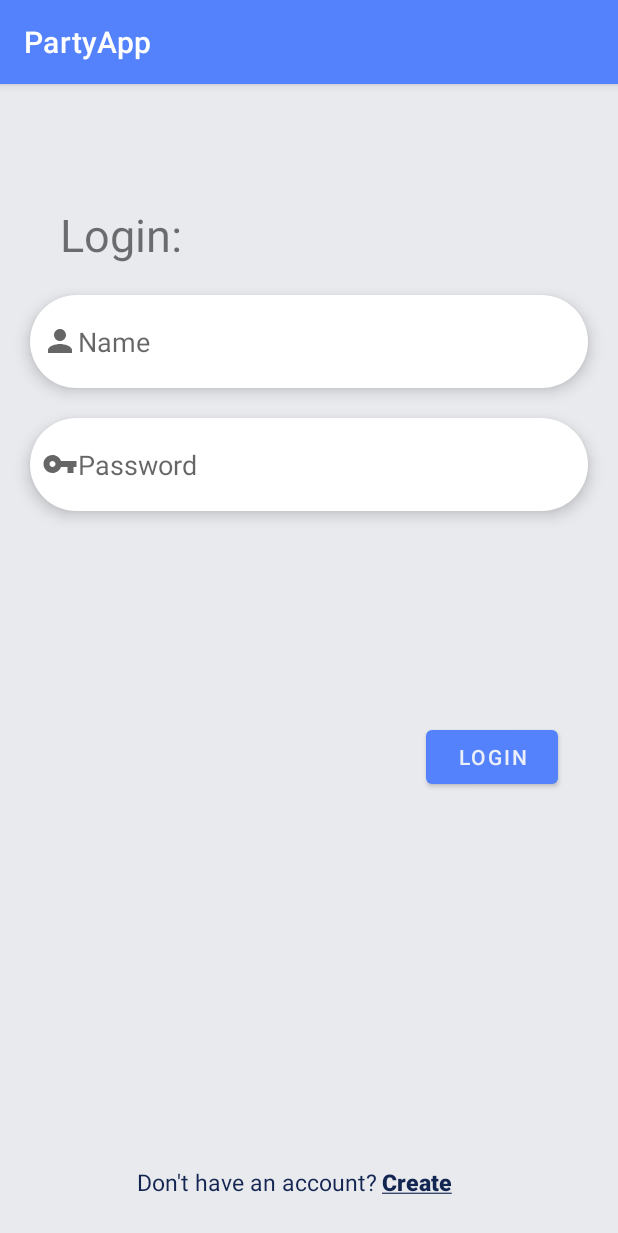
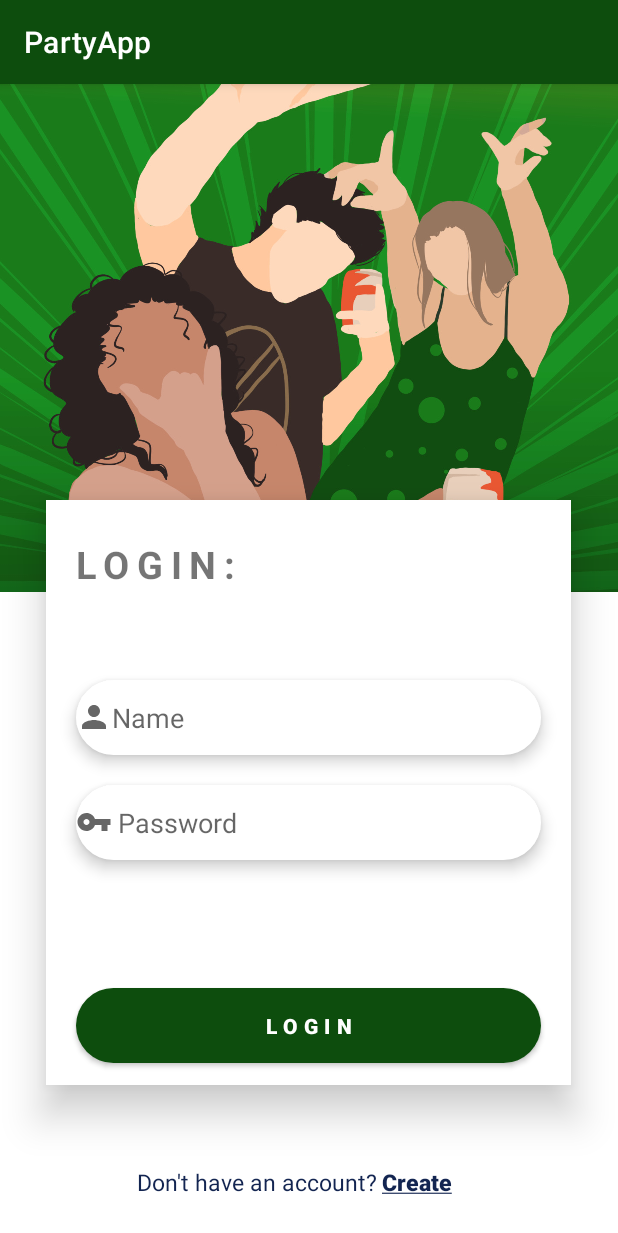
Before and after one commit to rexode/PartyApp, an Android app: the screen it shows after launch (MainActivity), on a phone screen of 412 x 824 dp. Shown: the top 1233 px of the screen. Run offline under Robolectric (Android 15) with nearby library versions, the phone set to English and light mode, and no system bars.

Commit message:
login screen

```diff
--- a/app/src/main/res/drawable/edittext_background.xml
+++ b/app/src/main/res/drawable/edittext_background.xml
@@ -1,9 +1,11 @@
 <?xml version="1.0" encoding="utf-8"?>
 
 <shape android:shape="rectangle" xmlns:android="http://schemas.android.com/apk/res/android">
+
 
     <corners android:radius="60dp"/>
     <solid android:color="@color/white"/>
     <size android:height="50dp"/>
 
+
 </shape>
--- a/app/src/main/res/layout/login_layout.xml
+++ b/app/src/main/res/layout/login_layout.xml
@@ -13,71 +13,97 @@ if no account -> click on signup
     xmlns:tools="http://schemas.android.com/tools"
     android:layout_width="match_parent"
     android:layout_height="match_parent"
-    android:background="@color/m_light_grey">
+    >
 
 
+    <ImageView
+        android:id="@+id/imageView"
+        android:layout_marginTop="-270dp"
+        android:layout_width="wrap_content"
+        android:layout_height="wrap_content"
+        app:layout_constraintEnd_toEndOf="parent"
+        app:layout_constraintStart_toStartOf="parent"
+        app:layout_constraintTop_toTopOf="parent"
+        app:srcCompat="@drawable/party" />
+
+
+    <LinearLayout
+        android:background="@color/white"
+        android:elevation="16dp"
+        android:layout_width="350dp"
+        android:layout_height="390dp"
+        android:orientation="vertical"
+        app:layout_constraintBottom_toBottomOf="parent"
+        app:layout_constraintEnd_toEndOf="parent"
+        app:layout_constraintHorizontal_bias="0.491"
+        app:layout_constraintStart_toStartOf="parent"
+        app:layout_constraintTop_toTopOf="parent"
+        app:layout_constraintVertical_bias="0.733">
+
         <TextView
+            android:letterSpacing="0.2"
+            android:textStyle="bold"
             android:id="@+id/textView_login"
             android:layout_width="wrap_content"
             android:layout_height="wrap_content"
-        android:layout_marginStart="40dp"
-        android:layout_marginTop="80dp"
-        android:text="Login:"
-        android:textSize="30dp"
+            android:layout_marginStart="20dp"
+            android:layout_marginTop="25dp"
+            android:text="LOGIN:"
+            android:textSize="25dp"
             app:layout_constraintStart_toStartOf="parent"
-        app:layout_constraintTop_toTopOf="parent"/>
+            app:layout_constraintTop_toTopOf="parent" />
+
 
         <EditText
             android:id="@+id/textview_name"
             android:layout_width="match_parent"
-        android:layout_height="62dp"
-        android:layout_margin="20dp"
-        android:layout_marginTop="100dp"
+            android:layout_height="50dp"
+            android:layout_marginHorizontal="20dp"
+            android:layout_marginTop="60dp"
             android:background="@drawable/edittext_background"
             android:drawableStart="@drawable/ic_person"
             android:elevation="6dp"
             android:hint="Name"
-        android:inputType="text"
-        android:padding="8dp"
-        app:layout_constraintEnd_toEndOf="parent"
-        app:layout_constraintStart_toStartOf="parent"
-        app:layout_constraintTop_toBottomOf="@+id/textView_login" />
+            android:inputType="text" />
+
 
         <EditText
             android:id="@+id/textview_password"
             android:layout_width="match_parent"
-        android:layout_height="62dp"
-        android:layout_margin="20dp"
-        android:layout_marginTop="72dp"
+            android:layout_height="50dp"
+            android:drawablePadding="4dp"
+            android:layout_marginHorizontal="20dp"
+            android:layout_marginTop="20dp"
             android:background="@drawable/edittext_background"
             android:drawableStart="@drawable/ic_key"
             android:elevation="6dp"
             android:hint="Password"
-        android:inputType="textPassword"
-        android:padding="8dp"
-        app:layout_constraintEnd_toEndOf="parent"
-        app:layout_constraintStart_toStartOf="parent"
-        app:layout_constraintTop_toBottomOf="@+id/textview_name" />
+            android:inputType="textPassword" />
+
 
         <Button
+
             android:id="@+id/button_login"
-        android:layout_width="wrap_content"
+            android:layout_width="match_parent"
             android:layout_height="wrap_content"
-        android:layout_marginTop="140dp"
-        android:layout_marginEnd="40dp"
+            android:layout_marginHorizontal="20dp"
+            android:layout_marginTop="85dp"
             android:text="Login"
-        android:textColor="@color/blueSoft"
-        app:layout_constraintEnd_toEndOf="parent"
-        app:layout_constraintTop_toBottomOf="@+id/textview_password"/>
+            android:background="@drawable/edittext_background"
+            android:textColor="@color/white"
+            android:textStyle="bold"
+            android:letterSpacing="0.3"/>
 
+    </LinearLayout>
 
     <LinearLayout
+        android:id="@+id/linearLayout"
         android:layout_width="wrap_content"
         android:layout_height="50dp"
+        android:layout_marginBottom="10dp"
         app:layout_constraintBottom_toBottomOf="parent"
         app:layout_constraintEnd_toEndOf="parent"
-        app:layout_constraintStart_toStartOf="parent"
-        android:layout_marginBottom="10dp">
+        app:layout_constraintStart_toStartOf="parent">
 
 
         <TextView
@@ -86,20 +112,20 @@ if no account -> click on signup
             android:layout_height="wrap_content"
             android:text="Don't have an account?"
             android:textColor="@color/blueSecond"
-            android:textSize="15dp"
-            />
+            android:textSize="15dp" />
 
         <Button
-            android:layout_marginLeft="-18dp"
             android:id="@+id/button_signup"
             style="@style/Widget.AppCompat.Button.Borderless"
             android:layout_width="wrap_content"
             android:layout_height="wrap_content"
+            android:layout_marginLeft="-18dp"
             android:text="@string/sign_up"
             android:textAllCaps="false"
             android:textColor="@color/blueSecond"
-            android:textSize="15dp"
-            />
+            android:textSize="15dp" />
     </LinearLayout>
 
+
+
 </androidx.constraintlayout.widget.ConstraintLayout>
--- a/app/src/main/res/values/themes.xml
+++ b/app/src/main/res/values/themes.xml
@@ -2,9 +2,9 @@
     <!-- Base application theme. -->
     <style name="Theme.PartyApp" parent="Theme.MaterialComponents.DayNight.DarkActionBar">
         <!-- Primary brand color. -->
-        <item name="colorPrimary">@color/blueOrigin</item>
-        <item name="colorPrimaryVariant">@color/blueOrigin</item>
-        <item name="colorOnPrimary">@color/blueOrigin</item>
+        <item name="colorPrimary">@color/m_dark_green</item>
+        <item name="colorPrimaryVariant">@color/m_dark_green</item>
+        <item name="colorOnPrimary">@color/m_dark_green</item>
         <!-- Secondary brand color. -->
         <item name="colorSecondary">@color/teal_200</item>
         <item name="colorSecondaryVariant">@color/teal_700</item>
@@ -13,4 +13,7 @@
         <item name="android:statusBarColor" tools:targetApi="l">?attr/colorPrimaryVariant</item>
         <!-- Customize your theme here. -->
     </style>
+
+
+
 </resources>
```
Also changed, not shown: app/src/main/res/drawable/party.jpg (added). Lines whose indentation alone changed are shown as unchanged.
